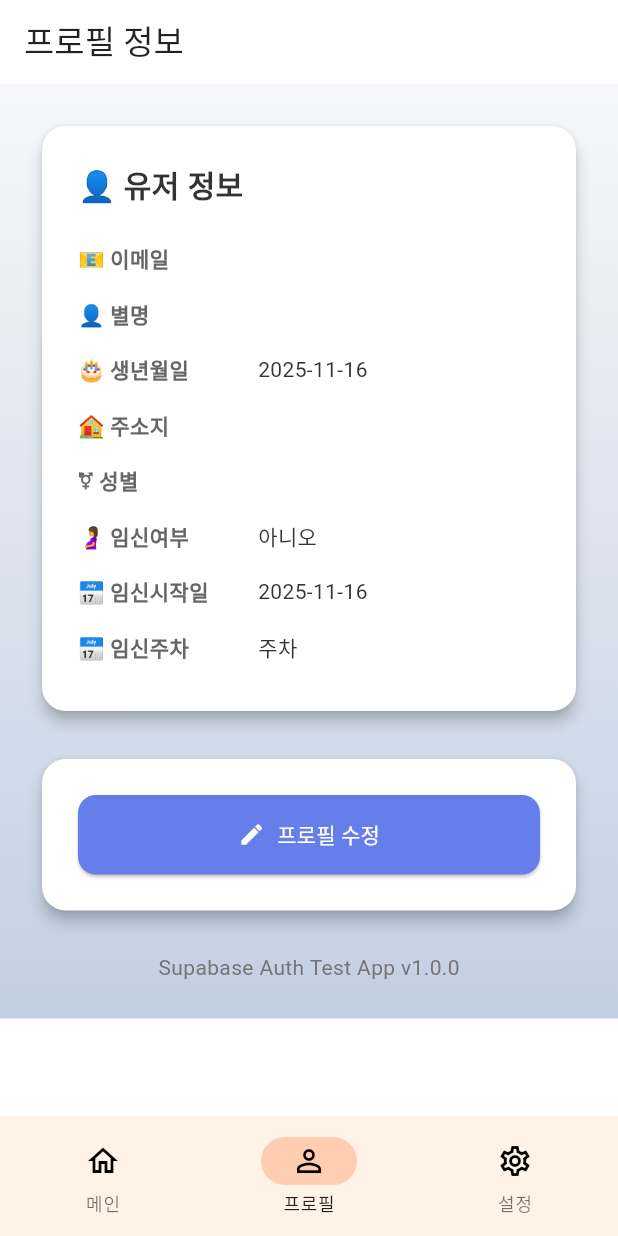
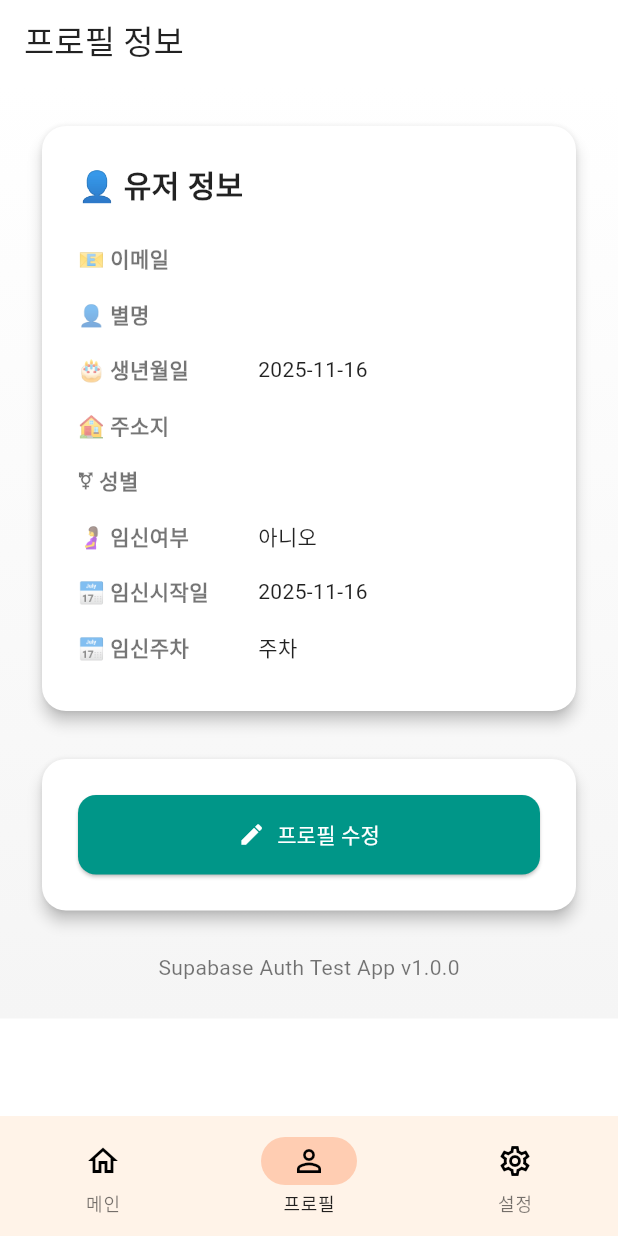
Before and after one commit to KimDaegun00/capstone01, a Flutter app: the screen it shows once a user with an empty profile is signed in, item 2 of the bottom bar chosen, on a phone screen of 412 x 824 dp. Run offline on Flutter 3.47's test engine with Material 3 defaults, Android fonts, the phone set to English and light mode, and no system bars; our stand-ins replace flutter_dotenv, geolocator, go_router, shared_preferences, supabase_flutter, webview_flutter; accounts and stored records are empty.

Commit message:
다크모드 수정 2

```diff
--- a/lib/nav_screens/profile_screen.dart
+++ b/lib/nav_screens/profile_screen.dart
@@ -72,11 +72,14 @@ class _ProfileScreenState extends State<ProfileScreen> {
         elevation: 0,
       ),
       body: Container(
-        decoration: const BoxDecoration(
+        decoration: BoxDecoration(
           gradient: LinearGradient(
             begin: Alignment.topCenter,
             end: Alignment.bottomCenter,
-            colors: [Color(0xFFf5f7fa), Color(0xFFc3cfe2)],
+            colors: [
+              cs.surface,
+              cs.surfaceVariant,
+            ],
           ),
         ),
         child: SafeArea(
@@ -97,12 +100,12 @@ class _ProfileScreenState extends State<ProfileScreen> {
                     child: Column(
                       crossAxisAlignment: CrossAxisAlignment.start,
                       children: [
-                        const Text(
+                        Text(
                           '👤 유저 정보',
                           style: TextStyle(
                             fontSize: 20,
                             fontWeight: FontWeight.bold,
-                            color: Color(0xFF333333),
+                            color: cs.onSurface,
                           ),
                         ),
                         const SizedBox(height: 16),
@@ -114,20 +117,20 @@ class _ProfileScreenState extends State<ProfileScreen> {
                         else if (_userProfile != null)
                            Column(
                              children: [
-                               _buildInfoRow('📧 이메일', user?.email ?? 'N/A'),
-                               _buildInfoRow('👤 별명', _userProfile?['별명'] ?? '미설정'),
-                               _buildInfoRow('🎂 생년월일', _formatDateFromString(_userProfile?['생년월일'])),
-                               _buildInfoRow('🏠 주소지', _userProfile?['주소지'] ?? '미설정'),
-                               _buildInfoRow('⚧ 성별', _userProfile?['성별'] ?? '미설정'),
-                               _buildInfoRow('🤰 임신여부', _userProfile?['임신여부'] == true ? '예' : '아니오'),
-                               _buildInfoRow('📅 임신시작일', _formatDateFromString(_userProfile?['임신시작일'])),
-                               _buildInfoRow('📅 임신주차', _userProfile?['임신주차'] != null ? '${_userProfile?['임신주차']}주차' : '미설정'),
+                               _buildInfoRow('📧 이메일', user?.email ?? 'N/A', context),
+                               _buildInfoRow('👤 별명', _userProfile?['별명'] ?? '미설정', context),
+                               _buildInfoRow('🎂 생년월일', _formatDateFromString(_userProfile?['생년월일']), context),
+                               _buildInfoRow('🏠 주소지', _userProfile?['주소지'] ?? '미설정', context),
+                               _buildInfoRow('⚧ 성별', _userProfile?['성별'] ?? '미설정', context),
+                               _buildInfoRow('🤰 임신여부', _userProfile?['임신여부'] == true ? '예' : '아니오', context),
+                               _buildInfoRow('📅 임신시작일', _formatDateFromString(_userProfile?['임신시작일']), context),
+                               _buildInfoRow('📅 임신주차', _userProfile?['임신주차'] != null ? '${_userProfile?['임신주차']}주차' : '미설정', context),
                              ],
                            )
                         else
-                          const Text(
+                          Text(
                             '프로필 정보를 불러올 수 없습니다.',
-                            style: TextStyle(color: Colors.red),
+                            style: TextStyle(color: cs.error),
                           ),
                       ],
                     ),
@@ -155,8 +158,8 @@ class _ProfileScreenState extends State<ProfileScreen> {
                             icon: const Icon(Icons.edit),
                             label: const Text('프로필 수정'),
                             style: ElevatedButton.styleFrom(
-                              backgroundColor: const Color(0xFF667eea),
-                              foregroundColor: Colors.white,
+                              backgroundColor: cs.primary,
+                              foregroundColor: cs.onPrimary,
                               padding: const EdgeInsets.symmetric(vertical: 16),
                               shape: RoundedRectangleBorder(
                                 borderRadius: BorderRadius.circular(12),
@@ -176,7 +179,7 @@ class _ProfileScreenState extends State<ProfileScreen> {
                   child: Text(
                     'Supabase Auth Test App v1.0.0',
                     style: TextStyle(
-                      color: Colors.grey[600],
+                      color: cs.onSurfaceVariant,
                       fontSize: 14,
                     ),
                   ),
@@ -190,7 +193,8 @@ class _ProfileScreenState extends State<ProfileScreen> {
     );
   }
 
-  Widget _buildInfoRow(String label, String value) {
+  Widget _buildInfoRow(String label, String value, BuildContext context) {
+    final cs = Theme.of(context).colorScheme;
     return Padding(
       padding: const EdgeInsets.symmetric(vertical: 8.0),
       child: Row(
@@ -200,17 +204,17 @@ class _ProfileScreenState extends State<ProfileScreen> {
             width: 120,
             child: Text(
               label,
-              style: const TextStyle(
+              style: TextStyle(
                 fontWeight: FontWeight.w600,
-                color: Color(0xFF666666),
+                color: cs.onSurfaceVariant,
               ),
             ),
           ),
           Expanded(
             child: Text(
               value,
-              style: const TextStyle(
-                color: Color(0xFF333333),
+              style: TextStyle(
+                color: cs.onSurface,
               ),
             ),
           ),
@@ -254,6 +258,7 @@ class _ProfileScreenState extends State<ProfileScreen> {
     showDialog(
       context: context,
       builder: (context) {
+        final dialogCs = Theme.of(context).colorScheme;
         return StatefulBuilder(
           builder: (context, setState) {
             return AlertDialog(
@@ -299,7 +304,7 @@ class _ProfileScreenState extends State<ProfileScreen> {
                                 ? DateFormat('yyyy-MM-dd').format(selectedBirthday!)
                                 : '날짜를 선택하세요',
                             style: TextStyle(
-                              color: selectedBirthday != null ? Colors.black : Colors.grey[700],
+                              color: selectedBirthday != null ? dialogCs.onSurface : dialogCs.onSurfaceVariant,
                             ),
                           ),
                         ),
@@ -425,8 +430,8 @@ class _ProfileScreenState extends State<ProfileScreen> {
                                 : '임신 여부가 "예"일 때 선택 가능합니다',
                             style: TextStyle(
                               color: isPregnant
-                                  ? (selectedPregnancyStartDate != null ? Colors.black : Colors.grey[700])
-                                  : Colors.grey[500],
+                                  ? (selectedPregnancyStartDate != null ? dialogCs.onSurface : dialogCs.onSurfaceVariant)
+                                  : dialogCs.onSurfaceVariant.withOpacity(0.6),
                             ),
                           ),
                         ),
@@ -445,9 +450,9 @@ class _ProfileScreenState extends State<ProfileScreen> {
                     if(formKey.currentState!.validate()){
                       if (isPregnant && selectedPregnancyStartDate == null) {
                         ScaffoldMessenger.of(context).showSnackBar(
-                          const SnackBar(
+                          SnackBar(
                             content: Text('임신 시작일을 선택해주세요.'),
-                            backgroundColor: Colors.red,
+                            backgroundColor: dialogCs.error,
                           ),
                         );
                         return;
@@ -473,9 +478,9 @@ class _ProfileScreenState extends State<ProfileScreen> {
                           if (mounted) {
                             Navigator.of(context).pop();
                             ScaffoldMessenger.of(context).showSnackBar(
-                              const SnackBar(
+                              SnackBar(
                                 content: Text('프로필이 업데이트되었습니다!'),
-                                backgroundColor: Colors.green,
+                                backgroundColor: dialogCs.primary,
                               ),
                             );
                             _loadUserProfile(); // 프로필 새로고침
@@ -487,7 +492,7 @@ class _ProfileScreenState extends State<ProfileScreen> {
                           ScaffoldMessenger.of(context).showSnackBar(
                             SnackBar(
                               content: Text('프로필 업데이트 오류: $e'),
-                              backgroundColor: Colors.red,
+                              backgroundColor: dialogCs.error,
                             ),
                           );
                         }
```
Also changed, not shown: lib/detail_screens/checklist_screen.dart (+6 -6 lines).
